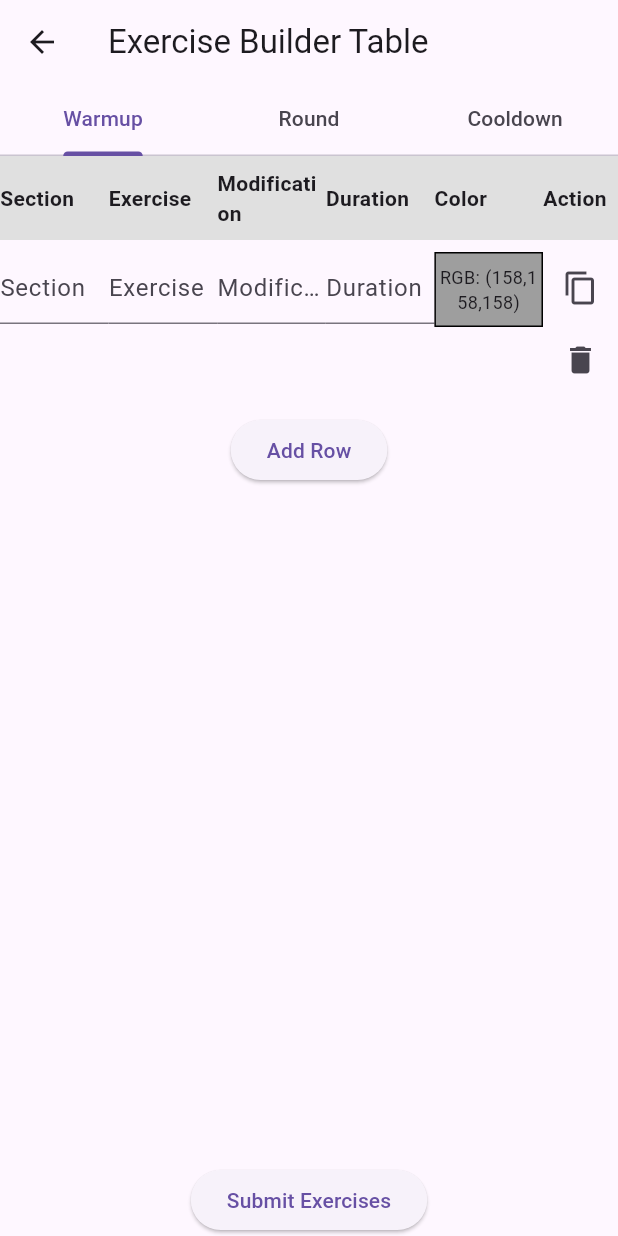
After one commit to sarah-eliza/simplyactiveapp, a Flutter app: the screen it shows after launch, after a tap on "Add Workout", on a phone screen of 412 x 824 dp. The commit adds this screen. Run offline on Flutter 3.47's test engine with Material 3 defaults, Android fonts, the phone set to English and light mode, and no system bars; our stand-ins replace flutter_colorpicker, supabase_flutter, video_player; accounts and stored records are empty; network calls fail.

Commit message:
Update exercise builder table with duplicate and reorder features, fix color picker issues

```diff
--- /dev/null
+++ b/lib/screens/exercise_form.dart
@@ -0,0 +1,472 @@
+import 'package:flutter/material.dart';
+import 'package:flutter_colorpicker/flutter_colorpicker.dart';
+import 'color_picker_field.dart'; // Only needed if used elsewhere
+
+/// Data model for one exercise row.
+class ExerciseRowData {
+  final TextEditingController sectionController;
+  final TextEditingController exerciseNameController;
+  final TextEditingController modificationController;
+  final TextEditingController durationController;
+  Color selectedColor;
+
+  ExerciseRowData({
+    String initialSection = '',
+    String initialExerciseName = '',
+    String initialModification = '',
+    String initialDuration = '',
+    Color? initialColor,
+  })  : sectionController = TextEditingController(text: initialSection),
+        exerciseNameController = TextEditingController(text: initialExerciseName),
+        modificationController = TextEditingController(text: initialModification),
+        durationController = TextEditingController(text: initialDuration),
+        selectedColor = initialColor ?? Colors.grey;
+
+  void dispose() {
+    sectionController.dispose();
+    exerciseNameController.dispose();
+    modificationController.dispose();
+    durationController.dispose();
+  }
+
+  String get colorString =>
+      "(${selectedColor.red.toInt()},${selectedColor.green.toInt()},${selectedColor.blue.toInt()})";
+
+  // Create a duplicate of this row.
+  ExerciseRowData duplicate() {
+    return ExerciseRowData(
+      initialSection: sectionController.text,
+      initialExerciseName: exerciseNameController.text,
+      initialModification: modificationController.text,
+      initialDuration: durationController.text,
+      initialColor: selectedColor,
+    );
+  }
+}
+
+class ExerciseBuilderTable extends StatefulWidget {
+  const ExerciseBuilderTable({super.key});
+
+  @override
+  State<ExerciseBuilderTable> createState() => _ExerciseBuilderTableState();
+}
+
+class _ExerciseBuilderTableState extends State<ExerciseBuilderTable>
+    with SingleTickerProviderStateMixin {
+  final GlobalKey<FormState> _formKey = GlobalKey<FormState>();
+
+  // Lists for Warmup and Cooldown exercises.
+  final List<ExerciseRowData> warmupRows = [];
+  final List<ExerciseRowData> cooldownRows = [];
+  // Map for Round exercises (multiple rounds).
+  final Map<int, List<ExerciseRowData>> roundRows = {
+    1: [],
+    2: [],
+    3: [],
+  };
+
+  // For Round tab: track which round is selected.
+  int selectedRound = 1;
+
+  late TabController _tabController;
+  final double _rowHeight = 80.0; // Estimated row height
+
+  @override
+  void initState() {
+    super.initState();
+    // Start with one row in each category.
+    warmupRows.add(ExerciseRowData());
+    cooldownRows.add(ExerciseRowData());
+    roundRows[1]!.add(ExerciseRowData());
+    _tabController = TabController(length: 3, vsync: this);
+  }
+
+  @override
+  void dispose() {
+    for (var row in warmupRows) {
+      row.dispose();
+    }
+    for (var row in cooldownRows) {
+      row.dispose();
+    }
+    for (var list in roundRows.values) {
+      for (var row in list) {
+        row.dispose();
+      }
+    }
+    _tabController.dispose();
+    super.dispose();
+  }
+
+  // Opens the color picker dialog for a specific row.
+  void _pickColorForRow(ExerciseRowData row) {
+    // Use a temporary variable so the dialog can update independently.
+    Color tempColor = row.selectedColor;
+    showDialog(
+      context: context,
+      builder: (context) {
+        return AlertDialog(
+          title: const Text("Select a Color"),
+          content: StatefulBuilder(
+            builder: (context, setStateDialog) {
+              return SingleChildScrollView(
+                child: Column(
+                  mainAxisSize: MainAxisSize.min,
+                  children: [
+                    ColorPicker(
+                      pickerColor: tempColor,
+                      onColorChanged: (color) {
+                        setStateDialog(() {
+                          tempColor = color;
+                        });
+                      },
+                      enableAlpha: false,
+                      displayThumbColor: true,
+                      paletteType: PaletteType.hsv,
+                    ),
+                    const SizedBox(height: 8),
+                    Text(
+                      "RGB: (${tempColor.red.toInt()}, ${tempColor.green.toInt()}, ${tempColor.blue.toInt()})",
+                      style: const TextStyle(fontSize: 14),
+                    ),
+                  ],
+                ),
+              );
+            },
+          ),
+          actions: [
+            TextButton(
+              onPressed: () {
+                setState(() {
+                  row.selectedColor = tempColor;
+                });
+                Navigator.of(context).pop();
+              },
+              child: const Text("Done"),
+            ),
+          ],
+        );
+      },
+    );
+  }
+
+  // Build the table header.
+  Widget _buildTableHeader() {
+    return Container(
+      color: Colors.grey[300],
+      padding: const EdgeInsets.symmetric(vertical: 8),
+      child: Row(
+        children: const [
+          Expanded(child: Text("Section", style: TextStyle(fontWeight: FontWeight.bold))),
+          Expanded(child: Text("Exercise", style: TextStyle(fontWeight: FontWeight.bold))),
+          Expanded(child: Text("Modification", style: TextStyle(fontWeight: FontWeight.bold))),
+          Expanded(child: Text("Duration", style: TextStyle(fontWeight: FontWeight.bold))),
+          Expanded(child: Text("Color", style: TextStyle(fontWeight: FontWeight.bold))),
+          SizedBox(width: 50, child: Text("Action", style: TextStyle(fontWeight: FontWeight.bold))),
+        ],
+      ),
+    );
+  }
+
+  // Build a single row for an exercise.
+  Widget _buildRow(ExerciseRowData row, int index, VoidCallback onDelete, VoidCallback onDuplicate) {
+    return Container(
+      key: ValueKey(index), // Use index as the key
+      child: Row(
+        crossAxisAlignment: CrossAxisAlignment.start,
+        children: [
+          Expanded(
+            child: TextFormField(
+              controller: row.sectionController,
+              decoration: const InputDecoration(hintText: "Section"),
+            ),
+          ),
+          Expanded(
+            child: TextFormField(
+              controller: row.exerciseNameController,
+              decoration: const InputDecoration(hintText: "Exercise"),
+            ),
+          ),
+          Expanded(
+            child: TextFormField(
+              controller: row.modificationController,
+              decoration: const InputDecoration(hintText: "Modification"),
+            ),
+          ),
+          Expanded(
+            child: TextFormField(
+              controller: row.durationController,
+              decoration: const InputDecoration(hintText: "Duration"),
+              keyboardType: TextInputType.number,
+            ),
+          ),
+          Expanded(
+            child: GestureDetector(
+              onTap: () => _pickColorForRow(row),
+              child: Container(
+                height: 50,
+                alignment: Alignment.center,
+                decoration: BoxDecoration(
+                  color: row.selectedColor,
+                  border: Border.all(color: Colors.black),
+                ),
+                child: Text(
+                  "RGB: ${row.colorString}",
+                  style: const TextStyle(fontSize: 12),
+                  textAlign: TextAlign.center,
+                ),
+              ),
+            ),
+          ),
+          SizedBox(
+            width: 50,
+            child: Column(
+              children: [
+                IconButton(
+                  icon: const Icon(Icons.copy),
+                  tooltip: "Duplicate Row",
+                  onPressed: onDuplicate,
+                ),
+                IconButton(
+                  icon: const Icon(Icons.delete),
+                  tooltip: "Delete Row",
+                  onPressed: onDelete,
+                ),
+              ],
+            ),
+          ),
+        ],
+      ),
+    );
+  }
+
+  // Build the table for a list of rows using ReorderableListView.
+  Widget _buildReorderableTable(
+      List<ExerciseRowData> rows,
+      VoidCallback onAddRow,
+      Function(int) onRemoveRow,
+      Function(int) onDuplicateRow) {
+    double containerHeight = (rows.length * _rowHeight) + 20;
+    return Column(
+      children: [
+        _buildTableHeader(),
+        const SizedBox(height: 8),
+        SizedBox(
+          height: containerHeight,
+          child: ReorderableListView(
+            onReorder: (oldIndex, newIndex) {
+              setState(() {
+                if (newIndex > oldIndex) {
+                  newIndex--;
+                }
+                final row = rows.removeAt(oldIndex);
+                rows.insert(newIndex, row);
+              });
+            },
+            children: List.generate(rows.length, (index) {
+              final row = rows[index];
+              return _buildRow(row, index, () {
+                onRemoveRow(index);
+              }, () {
+                onDuplicateRow(index);
+              });
+            }),
+          ),
+        ),
+        const SizedBox(height: 8),
+        ElevatedButton(
+          onPressed: onAddRow,
+          child: const Text("Add Row"),
+        ),
+      ],
+    );
+  }
+
+  // Generate output in Python tuple format.
+  String _generateOutput() {
+    final buffer = StringBuffer();
+    buffer.writeln("# -------------------- Exercises Data --------------------");
+    buffer.writeln(
+        "# Each tuple: (Section, Exercise Name, Modification, Background Color, Duration in seconds)");
+    buffer.writeln("exercises = [");
+    // Warmup rows.
+    for (var row in warmupRows) {
+      if (row.sectionController.text.isNotEmpty ||
+          row.exerciseNameController.text.isNotEmpty ||
+          row.durationController.text.isNotEmpty) {
+        buffer.writeln(
+            '    ("${row.sectionController.text}", "${row.exerciseNameController.text}", "${row.modificationController.text}", ${row.colorString}, ${row.durationController.text}),');
+      }
+    }
+    // Round rows: iterate through rounds 1-3.
+    for (int r = 1; r <= 3; r++) {
+      var list = roundRows[r] ?? [];
+      for (var row in list) {
+        if (row.sectionController.text.isNotEmpty ||
+            row.exerciseNameController.text.isNotEmpty ||
+            row.durationController.text.isNotEmpty) {
+          buffer.writeln(
+              '    ("${row.sectionController.text}", "${row.exerciseNameController.text}", "${row.modificationController.text}", ${row.colorString}, ${row.durationController.text}),');
+        }
+      }
+    }
+    // Cooldown rows.
+    for (var row in cooldownRows) {
+      if (row.sectionController.text.isNotEmpty ||
+          row.exerciseNameController.text.isNotEmpty ||
+          row.durationController.text.isNotEmpty) {
+        buffer.writeln(
+            '    ("${row.sectionController.text}", "${row.exerciseNameController.text}", "${row.modificationController.text}", ${row.colorString}, ${row.durationController.text}),');
+      }
+    }
+    buffer.writeln("]");
+    return buffer.toString();
+  }
+
+  @override
+  Widget build(BuildContext context) {
+    return Scaffold(
+      appBar: AppBar(
+        title: const Text("Exercise Builder Table"),
+        bottom: TabBar(
+          controller: _tabController,
+          tabs: const [
+            Tab(text: "Warmup"),
+            Tab(text: "Round"),
+            Tab(text: "Cooldown"),
+          ],
+        ),
+      ),
+      body: Form(
+        key: _formKey,
+        child: Column(
+          children: [
+            Expanded(
+              child: TabBarView(
+                controller: _tabController,
+                children: [
+                  // Warmup Tab.
+                  SingleChildScrollView(
+                    child: Column(
+                      children: [
+                        _buildReorderableTable(
+                          warmupRows,
+                          () => setState(() {
+                            warmupRows.add(ExerciseRowData());
+                          }),
+                          (index) => setState(() {
+                            warmupRows[index].dispose();
+                            warmupRows.removeAt(index);
+                          }),
+                          (index) => setState(() {
+                            warmupRows.insert(index + 1, warmupRows[index].duplicate());
+                          }),
+                        ),
+                      ],
+                    ),
+                  ),
+                  // Round Tab.
+                  SingleChildScrollView(
+                    child: Column(
+                      children: [
+                        Row(
+                          children: [
+                            const Text("Select Round: "),
+                            DropdownButton<int>(
+                              value: selectedRound,
+                              items: const [
+                                DropdownMenuItem(value: 1, child: Text("Round 1")),
+                                DropdownMenuItem(value: 2, child: Text("Round 2")),
+                                DropdownMenuItem(value: 3, child: Text("Round 3")),
+                              ],
+                              onChanged: (value) {
+                                if (value != null) {
+                                  setState(() {
+                                    selectedRound = value;
+                                  });
+                                }
+                              },
+                            ),
+                            const SizedBox(width: 20),
+                            if (selectedRound < 3)
+                              ElevatedButton(
+                                onPressed: () {
+                                  if (roundRows[selectedRound] != null) {
+                                    setState(() {
+                                      roundRows[selectedRound + 1] =
+                                          List.from(roundRows[selectedRound]!);
+                                    });
+                                  }
+                                },
+                                child: const Text("Duplicate to Next Round"),
+                              ),
+                          ],
+                        ),
+                        const SizedBox(height: 10),
+                        _buildReorderableTable(
+                          roundRows[selectedRound] ?? [],
+                          () => setState(() {
+                            roundRows[selectedRound] ??= [];
+                            roundRows[selectedRound]!.add(ExerciseRowData());
+                          }),
+                          (index) => setState(() {
+                            roundRows[selectedRound]![index].dispose();
+                            roundRows[selectedRound]!.removeAt(index);
+                          }),
+                          (index) => setState(() {
+                            roundRows[selectedRound]!.insert(
+                                index + 1, roundRows[selectedRound]![index].duplicate());
+                          }),
+                        ),
+                      ],
+                    ),
+                  ),
+                  // Cooldown Tab.
+                  SingleChildScrollView(
+                    child: Column(
+                      children: [
+                        _buildReorderableTable(
+                          cooldownRows,
+                          () => setState(() {
+                            cooldownRows.add(ExerciseRowData());
+                          }),
+                          (index) => setState(() {
+                            cooldownRows[index].dispose();
+                            cooldownRows.removeAt(index);
+                          }),
+                          (index) => setState(() {
+                            cooldownRows.insert(index + 1, cooldownRows[index].duplicate());
+                          }),
+                        ),
+                      ],
+                    ),
+                  ),
+                ],
+              ),
+            ),
+            const SizedBox(height: 16),
+            ElevatedButton(
+              onPressed: () {
+                final output = _generateOutput();
+                showDialog(
+                  context: context,
+                  builder: (context) => AlertDialog(
+                    title: const Text("Generated Exercises Data"),
+                    content: SingleChildScrollView(child: Text(output)),
+                    actions: [
+                      TextButton(
+                        onPressed: () => Navigator.of(context).pop(),
+                        child: const Text("Close"),
+                      ),
+                    ],
+                  ),
+                );
+              },
+              child: const Text("Submit Exercises"),
+            ),
+          ],
+        ),
+      ),
+    );
+  }
+}
--- a/lib/screens/home_screen.dart
+++ b/lib/screens/home_screen.dart
@@ -1,4 +1,5 @@
 import 'package:flutter/material.dart';
+import 'exercise_form.dart';
 
 class HomeScreen extends StatelessWidget {
   const HomeScreen({super.key});
@@ -29,7 +30,8 @@ class HomeScreen extends StatelessWidget {
         child: SafeArea(
           child: Center(
             child: Padding(
-              padding: const EdgeInsets.symmetric(horizontal: 24.0, vertical: 16.0),
+              padding:
+                  const EdgeInsets.symmetric(horizontal: 24.0, vertical: 16.0),
               child: Column(
                 mainAxisSize: MainAxisSize.min,
                 children: [
@@ -59,7 +61,8 @@ class HomeScreen extends StatelessWidget {
                         Navigator.pushNamed(context, '/hiit_timers');
                       },
                       style: ElevatedButton.styleFrom(
-                        padding: const EdgeInsets.symmetric(horizontal: 20, vertical: 16),
+                        padding: const EdgeInsets.symmetric(
+                            horizontal: 20, vertical: 16),
                         backgroundColor: Colors.white, // White button for contrast
                         foregroundColor: Colors.black,
                         elevation: 5,
@@ -69,7 +72,8 @@ class HomeScreen extends StatelessWidget {
                       ),
                       child: const Text(
                         'HIIT Timers',
-                        style: TextStyle(fontSize: 20, fontWeight: FontWeight.bold),
+                        style: TextStyle(
+                            fontSize: 20, fontWeight: FontWeight.bold),
                       ),
                     ),
                   ),
@@ -82,7 +86,8 @@ class HomeScreen extends StatelessWidget {
                         Navigator.pushNamed(context, '/strength_timers');
                       },
                       style: ElevatedButton.styleFrom(
-                        padding: const EdgeInsets.symmetric(horizontal: 20, vertical: 16),
+                        padding: const EdgeInsets.symmetric(
+                            horizontal: 20, vertical: 16),
                         backgroundColor: Colors.white,
                         foregroundColor: Colors.black,
                         elevation: 5,
@@ -92,7 +97,39 @@ class HomeScreen extends StatelessWidget {
                       ),
                       child: const Text(
                         'Strength Timers',
-                        style: TextStyle(fontSize: 20, fontWeight: FontWeight.bold),
+                        style: TextStyle(
+                            fontSize: 20, fontWeight: FontWeight.bold),
+                      ),
+                    ),
+                  ),
+                  const SizedBox(height: 20),
+                  // Add Workout button (navigates to the ExerciseBuilderTable page)
+                  SizedBox(
+                    width: 250,
+                    child: ElevatedButton(
+                      onPressed: () {
+                        Navigator.push(
+                          context,
+                          MaterialPageRoute(
+                            builder: (context) =>
+                                const ExerciseBuilderTable(),
+                          ),
+                        );
+                      },
+                      style: ElevatedButton.styleFrom(
+                        padding: const EdgeInsets.symmetric(
+                            horizontal: 20, vertical: 16),
+                        backgroundColor: Colors.white,
+                        foregroundColor: Colors.black,
+                        elevation: 5,
+                        shape: RoundedRectangleBorder(
+                          borderRadius: BorderRadius.circular(30),
+                        ),
+                      ),
+                      child: const Text(
+                        'Add Workout',
+                        style: TextStyle(
+                            fontSize: 20, fontWeight: FontWeight.bold),
                       ),
                     ),
                   ),
--- a/pubspec.yaml
+++ b/pubspec.yaml
@@ -33,6 +33,8 @@ dependencies:
   supabase_flutter: ^2.0.0
   video_player: ^2.9.2
   url_launcher: ^6.3.1
+  flutter_colorpicker: ^1.0.3
+
   # The following adds the Cupertino Icons font to your application.
   # Use with the CupertinoIcons class for iOS style icons.
   cupertino_icons: ^1.0.8
```
Also changed, not shown: lib/screens/color_picker_field.dart (added, +84 -0 lines), lib/screens/timer_library.dart (+1 -6 lines), lib/screens/workout_lib.dart (deleted, +0 -79 lines), lib/screens/workout_vid.dart (+16 -20 lines), pubspec.lock.
